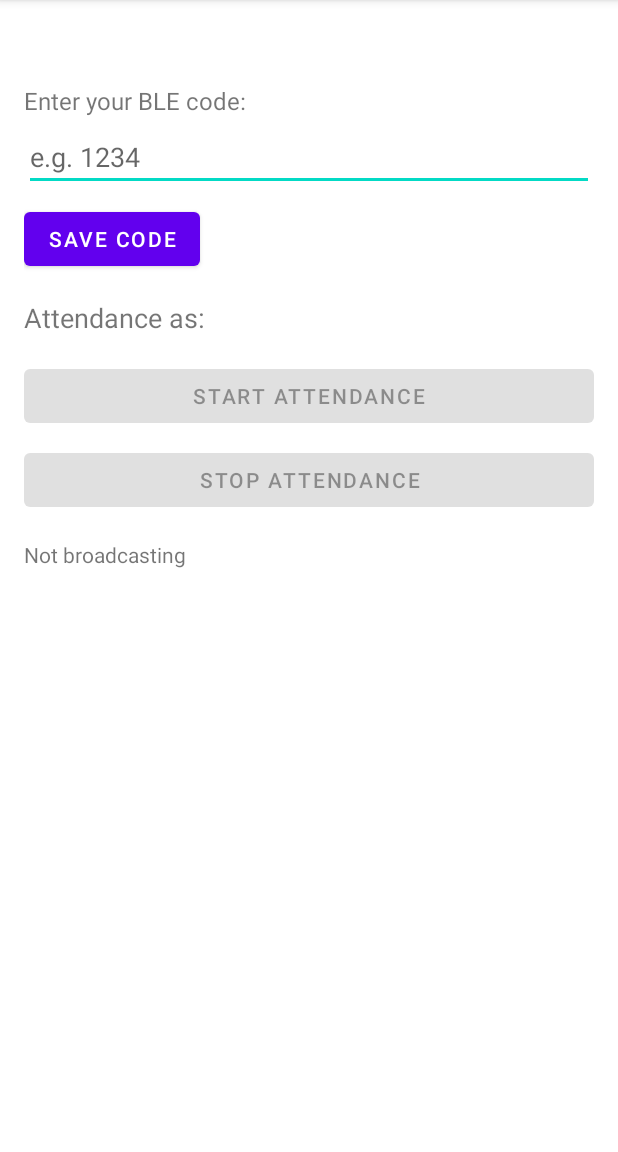
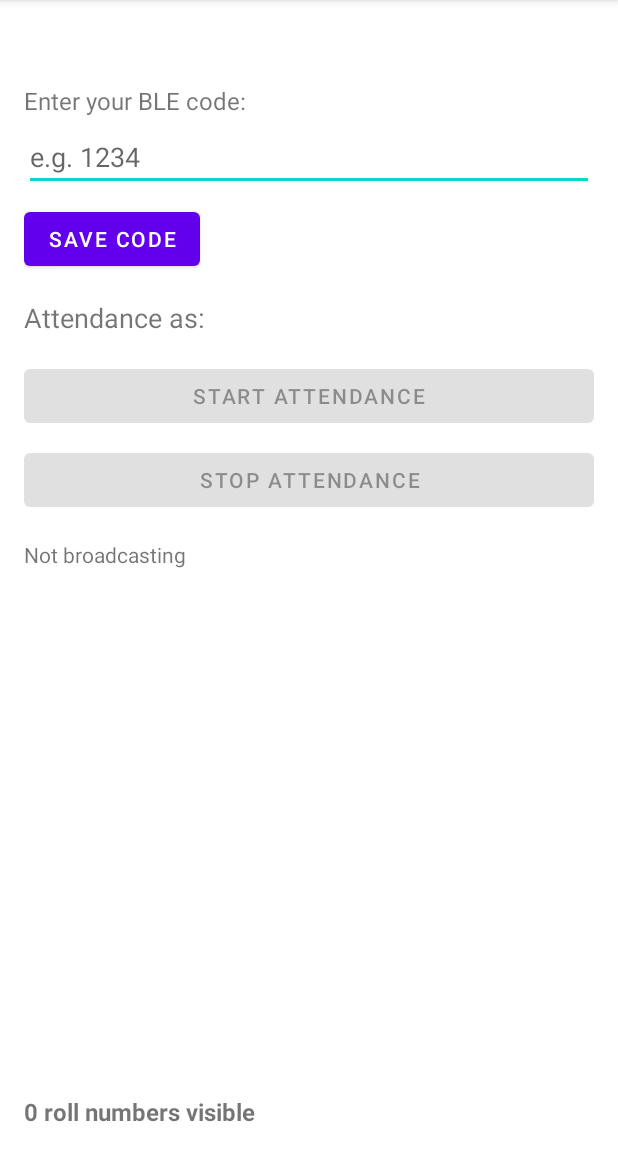
Before and after one commit to GunaSripuram7/SVCE-Attendance-prototype, an Android app: the AttendanceActivity screen opened directly, with no data from a screen before it, on a phone screen of 412 x 824 dp, the part 84-1236 px from its top. Run offline under Robolectric (Android 15) with nearby library versions, the phone set to English and light mode, and no system bars; libraries missing offline, so code that uses them is left out: com.onesignal; 1 statement that could not run was skipped.

Commit message:
In real time updating list, order of rolls and number of rolls fixed

```diff
--- a/app/src/main/java/com/svce/attendance/activities/AttendanceActivity.kt
+++ b/app/src/main/java/com/svce/attendance/activities/AttendanceActivity.kt
@@ -42,7 +42,7 @@ class AttendanceActivity : AppCompatActivity() {
     private var advertiserHelper: BleAdvertiserHelper? = null
     private var hasSubmittedCodeThisSession = false
 
-
+    private lateinit var tvRollCount: TextView
     private lateinit var bleCodeContainer: LinearLayout
     private lateinit var etBleCode: EditText
 
@@ -100,6 +100,7 @@ class AttendanceActivity : AppCompatActivity() {
                     adapter.clear()
                     adapter.addAll(presentRolls.sorted())
                     adapter.notifyDataSetChanged()
+                    updateRollCount()
                 }
             }
             handler.postDelayed(this, cleanupIntervalMillis)
@@ -125,6 +126,8 @@ class AttendanceActivity : AppCompatActivity() {
         listView = findViewById(R.id.listRolls)
         adapter = ArrayAdapter(this, android.R.layout.simple_list_item_1, ArrayList())
         listView.adapter = adapter
+        tvRollCount = findViewById(R.id.tvRollCount)
+
 
         role = intent.getStringExtra("role") ?: ""
         tvRole.text = getString(R.string.attendance_as, role)
@@ -277,6 +280,7 @@ class AttendanceActivity : AppCompatActivity() {
                         adapter.clear()
                         adapter.addAll(presentRolls.sorted())
                         adapter.notifyDataSetChanged()
+                        updateRollCount()
 
                         Log.d("Attendance",
                             "Grace ended. Final rolls: $presentRolls")
@@ -351,8 +355,10 @@ class AttendanceActivity : AppCompatActivity() {
                         val isNew = presentRolls.add(roll)
                         if (isNew) {
                             runOnUiThread {
-                                adapter.add(roll)
+                                adapter.clear()
+                                adapter.addAll(presentRolls.sorted())
                                 adapter.notifyDataSetChanged()
+                                updateRollCount()
                             }
                         }
                     }
@@ -528,4 +534,8 @@ class AttendanceActivity : AppCompatActivity() {
             }
             .toMap()
     }
+    private fun updateRollCount() {
+        val visibleCount = presentRolls.size
+        tvRollCount.text = "roll numbers $visibleCount visible"
+    }
 }
--- a/app/src/main/res/layout/activity_attendance.xml
+++ b/app/src/main/res/layout/activity_attendance.xml
@@ -81,4 +81,13 @@
         android:layout_weight="1"
         android:layout_marginTop="16dp" />
 
+    <TextView
+        android:id="@+id/tvRollCount"
+        android:layout_width="wrap_content"
+        android:layout_height="wrap_content"
+        android:text="0 roll numbers visible"
+        android:textSize="16sp"
+        android:layout_marginTop="8dp"
+        android:textStyle="bold" />
+
 </LinearLayout>
```
